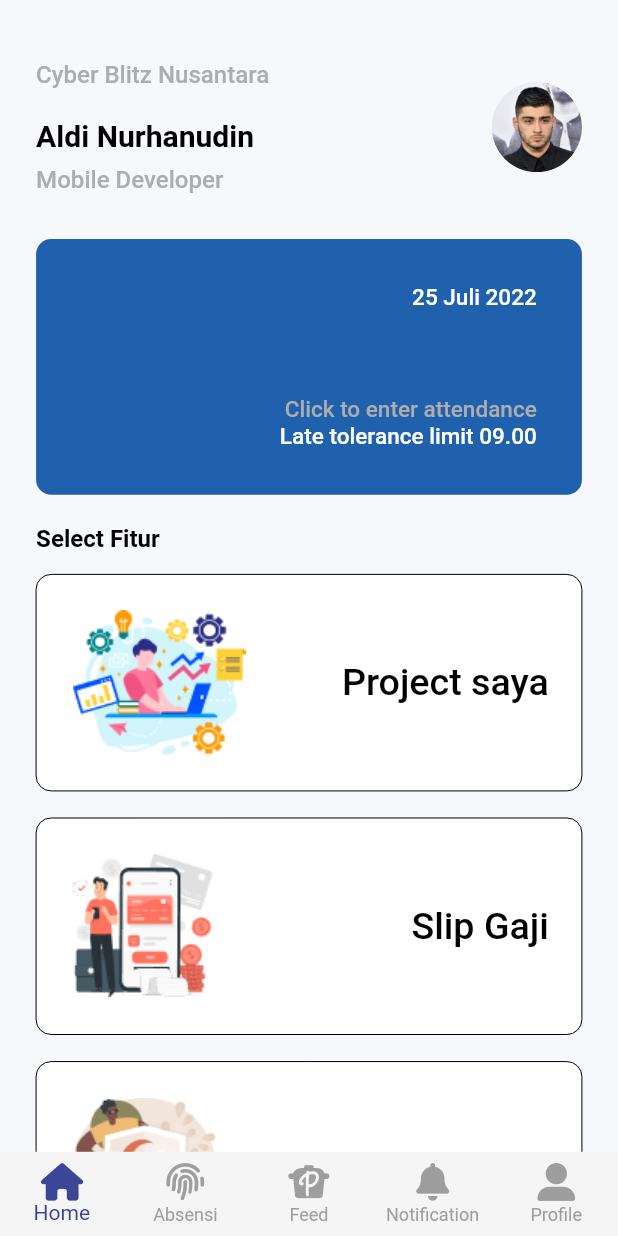
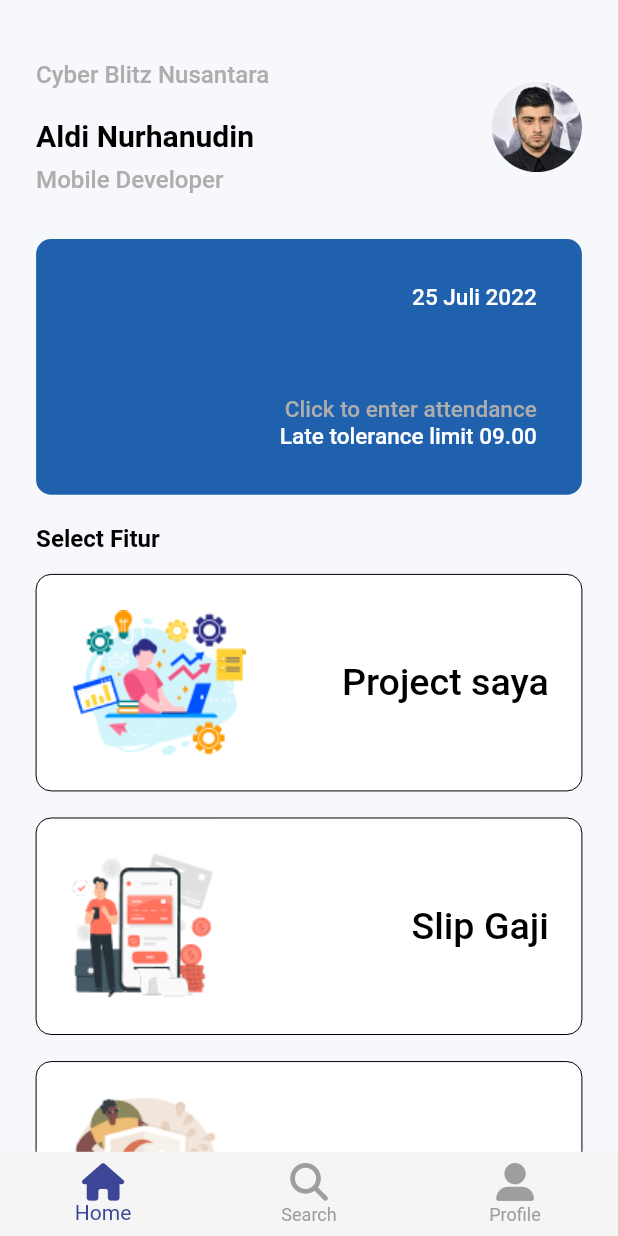
Before and after one commit to aldinurhanudin/Hccapp, a Flutter app: the MainPage screen opened directly, on a phone screen of 412 x 824 dp. Run offline on Flutter 3.47's test engine with Material 2 defaults, Android fonts, the phone set to English and light mode, and no system bars; our stand-ins replace bloc, equatable, flutter_bloc, font_awesome_flutter, get, google_fonts and 2 more.

Commit message:
bottom Navbar jadi 3

```diff
--- a/hccapp/lib/ui/pages/main/main_page.dart
+++ b/hccapp/lib/ui/pages/main/main_page.dart
@@ -27,14 +27,14 @@ class _MainPageState extends State<MainPage> {
         child: HomePage(),
       ),
       const Center(
-        child: Text('Notification Page'),
+        child: Text('Search Page'),
       ),
-      const Center(
-        child: Text('Notification Page'),
-      ),
-      const Center(
-        child: Text('Notification Page'),
-      ),
+      // const Center(
+      //   child: Text('Notification Page'),
+      // ),
+      // const Center(
+      //   child: Text('Notification Page'),
+      // ),
       Center(
         child: ProfilePage(),
       )
@@ -63,26 +63,26 @@ class _MainPageState extends State<MainPage> {
             ),
             label: "Home",
           ),
+          // BottomNavigationBarItem(
+          //   icon: FaIcon(
+          //     FontAwesomeIcons.fingerprint,
+          //     size: 25,
+          //   ),
+          //   label: "Absensi",
+          // ),
+          // BottomNavigationBarItem(
+          //   icon: FaIcon(
+          //     FontAwesomeIcons.palfed,
+          //     size: 25,
+          //   ),
+          //   label: "Feed",
+          // ),
           BottomNavigationBarItem(
             icon: FaIcon(
-              FontAwesomeIcons.fingerprint,
+              FontAwesomeIcons.search,
               size: 25,
             ),
-            label: "Absensi",
-          ),
-          BottomNavigationBarItem(
-            icon: FaIcon(
-              FontAwesomeIcons.palfed,
-              size: 25,
-            ),
-            label: "Feed",
-          ),
-          BottomNavigationBarItem(
-            icon: FaIcon(
-              FontAwesomeIcons.solidBell,
-              size: 25,
-            ),
-            label: "Notification",
+            label: "Search",
           ),
           BottomNavigationBarItem(
             icon: FaIcon(
```
